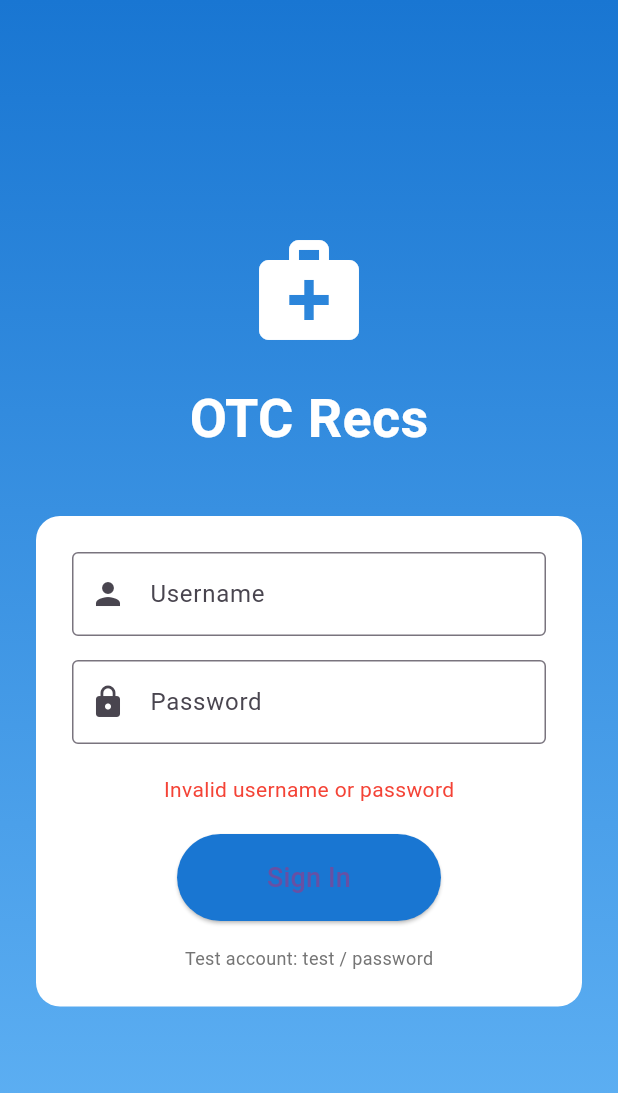
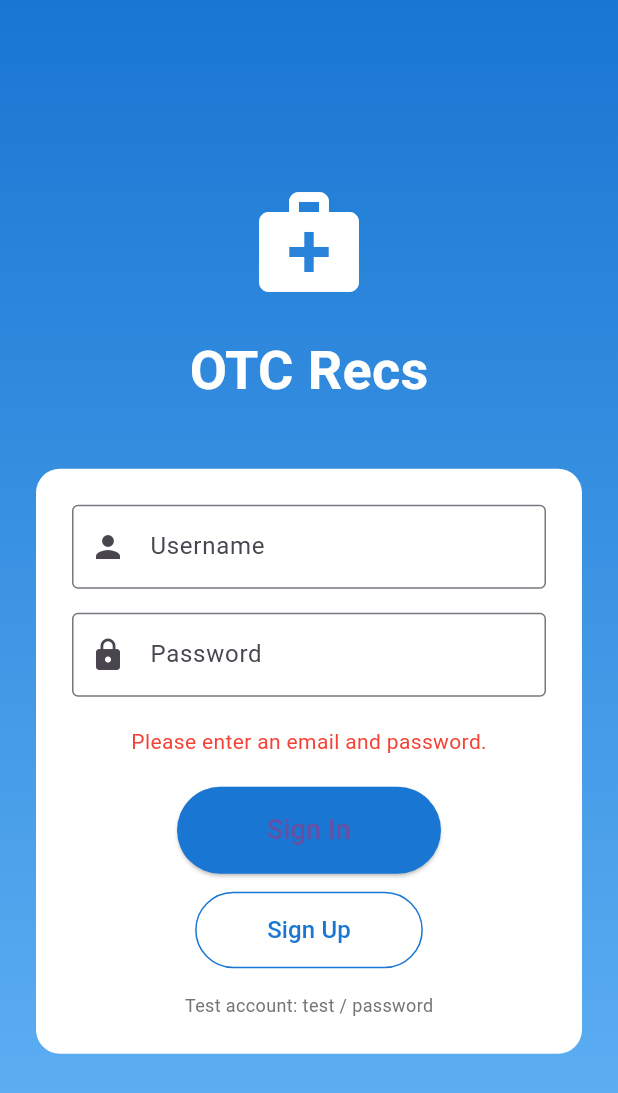
Before and after one commit to snickeristhebest/OTC_medicine_rec_app, a Flutter app: the SignInPage screen opened directly, after a tap on "Sign In", on a phone screen of 412 x 824 dp. Shown: the top 1093 px of the screen. Run offline on Flutter 3.47's test engine with Material 3 defaults, Android fonts, the phone set to English and light mode, and no system bars; our stand-ins replace firebase_auth, firebase_core; accounts and stored records are empty.

Commit message:
Added User signup and signin using Firebase Authentication

```diff
--- a/lib/pages/sign_in_page.dart
+++ b/lib/pages/sign_in_page.dart
@@ -1,7 +1,46 @@
 import 'package:flutter/material.dart';
+import '../widgets/user_profile_dialog.dart';
 import '../services/user_storage.dart';
-import '../widgets/user_profile_dialog.dart';
 import '../pages/home_page.dart';
+import 'package:firebase_auth/firebase_auth.dart';
+
+// Service class for user authentication
+class AuthService {
+  // Add authentication methods here
+  final FirebaseAuth _auth = FirebaseAuth.instance;
+  // Sign Up method
+  Future<User?> signUp(String email, String password) async {
+    try {
+      UserCredential userCredential = await _auth
+          .createUserWithEmailAndPassword(email: email, password: password);
+      return userCredential.user;
+    } catch (e) {
+      print("Error in signUp: $e"); // will need better error handling later
+      return null;
+    }
+  }
+
+  // Sign In method
+  Future<User?> signIn(String email, String password) async {
+    try {
+      UserCredential userCredential = await _auth.signInWithEmailAndPassword(
+        email: email,
+        password: password,
+      );
+      return userCredential.user;
+    } catch (e) {
+      print("Error in signIn: $e"); // will need better error handling later
+      return null;
+    }
+  }
+
+  // Sign Out method
+  Future<void> signOut() async {
+    await _auth.signOut();
+  }
+
+  User? get currentUser => _auth.currentUser;
+}
 
 // Sign In Page
 class SignInPage extends StatefulWidget {
@@ -12,33 +51,101 @@ class SignInPage extends StatefulWidget {
 }
 
 class _SignInPageState extends State<SignInPage> {
+  final AuthService _authService = AuthService();
   final _emailController = TextEditingController();
   final _passwordController = TextEditingController();
   String _errorMessage = '';
 
   void _signIn() async {
+    setState(() {
+      _errorMessage = '';
+    });
+
     String email = _emailController.text.trim();
     String password = _passwordController.text;
+    // Basic non-empty validation
+    if (email.isEmpty || password.isEmpty) {
+      setState(() {
+        _errorMessage = 'Please enter an email and password.';
+      });
+      return;
+    }
 
+    // Local test account support: bypass Firebase for known local users
     if (UserStorage.validateUser(email, password)) {
-      // Show profile dialog before proceeding
-      final result = await showDialog<bool>(
+      await showDialog<bool>(
         context: context,
         barrierDismissible: false,
         builder: (context) => UserProfileDialog(),
       );
 
-      if (result == true || result == false) {
       if (mounted) {
         Navigator.pushReplacement(
           context,
           MaterialPageRoute(builder: (context) => HomePage()),
         );
       }
+      return;
+    }
+
+    // Otherwise, try Firebase sign-in
+    final user = await _authService.signIn(email, password);
+
+    if (user != null) {
+      // Show profile dialog before proceeding
+      await showDialog<bool>(
+        context: context,
+        barrierDismissible: false,
+        builder: (context) => UserProfileDialog(),
+      );
+
+      if (mounted) {
+        Navigator.pushReplacement(
+          context,
+          MaterialPageRoute(builder: (context) => HomePage()),
+        );
       }
     } else {
       setState(() {
-        _errorMessage = 'Invalid username or password';
+        _errorMessage = 'Sign in failed. Please check your credentials.';
+      });
+    }
+  }
+
+  void _signUp() async {
+    setState(() {
+      _errorMessage = '';
+    });
+
+    String email = _emailController.text.trim();
+    String password = _passwordController.text;
+
+    if (email.isEmpty || password.isEmpty) {
+      setState(() {
+        _errorMessage = 'Please provide an email and password.';
+      });
+      return;
+    }
+
+    final user = await _authService.signUp(email, password);
+
+    if (user != null) {
+      // Optionally show the profile dialog after signup as well
+      await showDialog<bool>(
+        context: context,
+        barrierDismissible: false,
+        builder: (context) => UserProfileDialog(),
+      );
+
+      if (mounted) {
+        Navigator.pushReplacement(
+          context,
+          MaterialPageRoute(builder: (context) => HomePage()),
+        );
+      }
+    } else {
+      setState(() {
+        _errorMessage = 'Sign up failed. Please try a different email.';
       });
     }
   }
@@ -61,7 +168,11 @@ class _SignInPageState extends State<SignInPage> {
               child: Column(
                 mainAxisAlignment: MainAxisAlignment.center,
                 children: [
-                  const Icon(Icons.medical_services, size: 80, color: Colors.white),
+                  const Icon(
+                    Icons.medical_services,
+                    size: 80,
+                    color: Colors.white,
+                  ),
                   const SizedBox(height: 20),
                   const Text(
                     'OTC Recs',
@@ -114,12 +225,34 @@ class _SignInPageState extends State<SignInPage> {
                               vertical: 16,
                             ),
                           ),
-                          child: const Text('Sign In', style: TextStyle(fontSize: 18)),
+                          child: const Text(
+                            'Sign In',
+                            style: TextStyle(fontSize: 18),
+                          ),
+                        ),
+                        const SizedBox(height: 12),
+                        OutlinedButton(
+                          onPressed: _signUp,
+                          style: OutlinedButton.styleFrom(
+                            foregroundColor: Colors.blue[700],
+                            side: BorderSide(color: Colors.blue[700]!),
+                            padding: const EdgeInsets.symmetric(
+                              horizontal: 48,
+                              vertical: 14,
+                            ),
+                          ),
+                          child: const Text(
+                            'Sign Up',
+                            style: TextStyle(fontSize: 16),
+                          ),
                         ),
                         const SizedBox(height: 16),
                         Text(
                           'Test account: test / password',
-                          style: TextStyle(fontSize: 12, color: Colors.grey[600]),
+                          style: TextStyle(
+                            fontSize: 12,
+                            color: Colors.grey[600],
+                          ),
                         ),
                       ],
                     ),
--- a/pubspec.yaml
+++ b/pubspec.yaml
@@ -35,6 +35,8 @@ dependencies:
   # The following adds the Cupertino Icons font to your application.
   # Use with the CupertinoIcons class for iOS style icons.
   cupertino_icons: ^1.0.8
+  firebase_core: ^4.2.1
+  firebase_auth: ^6.1.2
 
 dev_dependencies:
   flutter_test:
```
Also changed, not shown: lib/main.dart (+31 -7 lines). Lines whose indentation alone changed are shown as unchanged.
